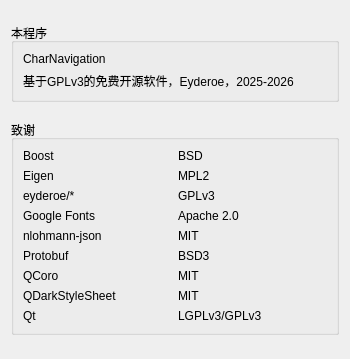
First picture: the form in src/gui/about_dialog.ui, repository Eyderoe/ChartNavigation, before the edit.
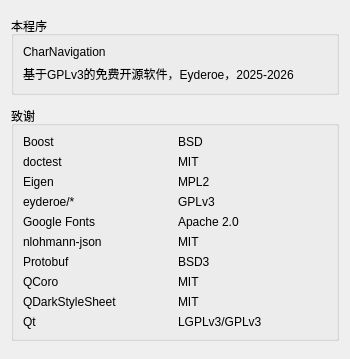
Second picture: the form after the edit.

```diff
--- a/src/gui/about_dialog.ui
+++ b/src/gui/about_dialog.ui
@@ -69,83 +69,34 @@
      <layout class="QHBoxLayout" name="horizontalLayout_6">
       <item>
        <layout class="QGridLayout" name="gridLayout">
-        <item row="4" column="1">
-         <widget class="QLabel" name="label_16">
-          <property name="text">
-           <string>MIT</string>
-          </property>
-         </widget>
-        </item>
-        <item row="1" column="1">
-         <widget class="QLabel" name="label_21">
-          <property name="text">
-           <string>MPL2</string>
-          </property>
-         </widget>
-        </item>
-        <item row="3" column="1">
-         <widget class="QLabel" name="label_2">
-          <property name="text">
-           <string>Apache 2.0</string>
-          </property>
-         </widget>
-        </item>
-        <item row="4" column="0">
+        <item row="5" column="0">
          <widget class="QLabel" name="label_15">
           <property name="text">
            <string>nlohmann-json</string>
           </property>
          </widget>
         </item>
-        <item row="6" column="0">
-         <widget class="QLabel" name="label_3">
-          <property name="text">
-           <string>QCoro</string>
-          </property>
-         </widget>
-        </item>
-        <item row="7" column="0">
-         <widget class="QLabel" name="label_19">
-          <property name="text">
-           <string>QDarkStyleSheet</string>
-          </property>
-         </widget>
-        </item>
-        <item row="8" column="0">
-         <widget class="QLabel" name="label_17">
-          <property name="text">
-           <string>Qt</string>
-          </property>
-         </widget>
-        </item>
-        <item row="5" column="1">
+        <item row="6" column="1">
          <widget class="QLabel" name="label_6">
           <property name="text">
            <string>BSD3</string>
           </property>
          </widget>
         </item>
-        <item row="0" column="1">
-         <widget class="QLabel" name="label_12">
+        <item row="8" column="0">
+         <widget class="QLabel" name="label_19">
           <property name="text">
-           <string>BSD</string>
+           <string>QDarkStyleSheet</string>
           </property>
          </widget>
         </item>
-        <item row="8" column="1">
+        <item row="9" column="1">
          <widget class="QLabel" name="label_18">
           <property name="text">
            <string>LGPLv3/GPLv3</string>
           </property>
          </widget>
         </item>
-        <item row="6" column="1">
-         <widget class="QLabel" name="label_4">
-          <property name="text">
-           <string>MIT</string>
-          </property>
-         </widget>
-        </item>
         <item row="0" column="0">
          <widget class="QLabel" name="label_11">
           <property name="text">
@@ -153,45 +104,108 @@
           </property>
          </widget>
         </item>
-        <item row="2" column="0">
+        <item row="4" column="0">
+         <widget class="QLabel" name="label">
+          <property name="text">
+           <string>Google Fonts</string>
+          </property>
+         </widget>
+        </item>
+        <item row="3" column="0">
          <widget class="QLabel" name="label_13">
           <property name="text">
            <string>eyderoe/*</string>
           </property>
          </widget>
         </item>
+        <item row="5" column="1">
+         <widget class="QLabel" name="label_16">
+          <property name="text">
+           <string>MIT</string>
+          </property>
+         </widget>
+        </item>
+        <item row="9" column="0">
+         <widget class="QLabel" name="label_17">
+          <property name="text">
+           <string>Qt</string>
+          </property>
+         </widget>
+        </item>
         <item row="2" column="1">
+         <widget class="QLabel" name="label_21">
+          <property name="text">
+           <string>MPL2</string>
+          </property>
+         </widget>
+        </item>
+        <item row="7" column="0">
+         <widget class="QLabel" name="label_3">
+          <property name="text">
+           <string>QCoro</string>
+          </property>
+         </widget>
+        </item>
+        <item row="6" column="0">
+         <widget class="QLabel" name="label_5">
+          <property name="text">
+           <string>Protobuf</string>
+          </property>
+         </widget>
+        </item>
+        <item row="0" column="1">
+         <widget class="QLabel" name="label_12">
+          <property name="text">
+           <string>BSD</string>
+          </property>
+         </widget>
+        </item>
+        <item row="7" column="1">
+         <widget class="QLabel" name="label_4">
+          <property name="text">
+           <string>MIT</string>
+          </property>
+         </widget>
+        </item>
+        <item row="3" column="1">
          <widget class="QLabel" name="label_14">
           <property name="text">
            <string>GPLv3</string>
           </property>
          </widget>
         </item>
-        <item row="3" column="0">
-         <widget class="QLabel" name="label">
+        <item row="4" column="1">
+         <widget class="QLabel" name="label_2">
           <property name="text">
-           <string>Google Fonts</string>
+           <string>Apache 2.0</string>
           </property>
          </widget>
         </item>
-        <item row="7" column="1">
-         <widget class="QLabel" name="label_20">
-          <property name="text">
-           <string>MIT</string>
-          </property>
-         </widget>
-        </item>
-        <item row="1" column="0">
+        <item row="2" column="0">
          <widget class="QLabel" name="label_8">
           <property name="text">
            <string>Eigen</string>
           </property>
          </widget>
         </item>
-        <item row="5" column="0">
-         <widget class="QLabel" name="label_5">
+        <item row="8" column="1">
+         <widget class="QLabel" name="label_20">
           <property name="text">
-           <string>Protobuf</string>
+           <string>MIT</string>
+          </property>
+         </widget>
+        </item>
+        <item row="1" column="0">
+         <widget class="QLabel" name="label_7">
+          <property name="text">
+           <string>doctest</string>
+          </property>
+         </widget>
+        </item>
+        <item row="1" column="1">
+         <widget class="QLabel" name="label_22">
+          <property name="text">
+           <string>MIT</string>
           </property>
          </widget>
         </item>
```
